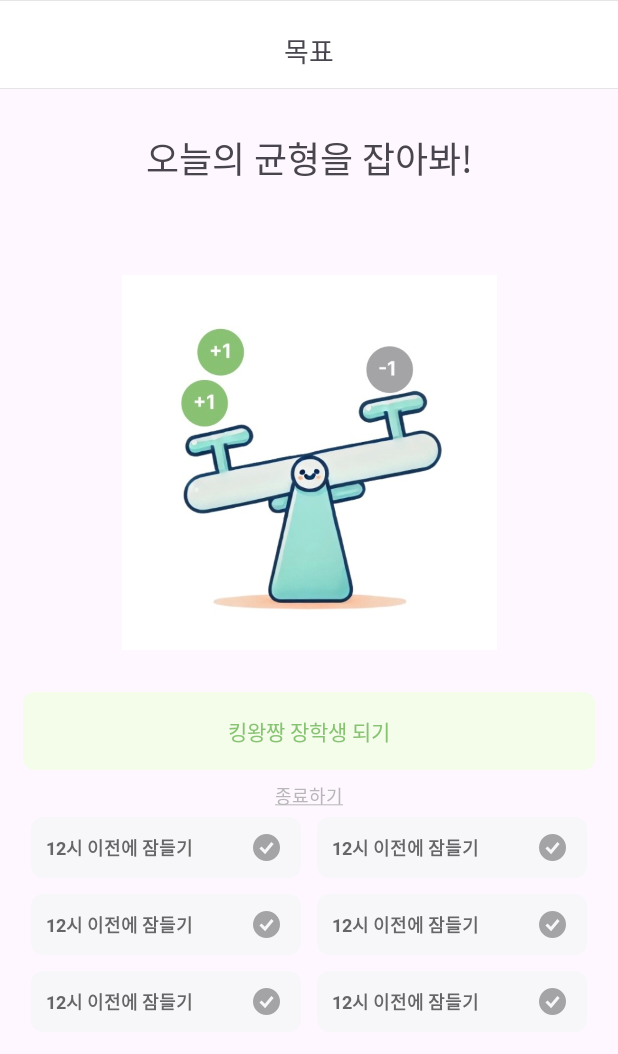
After one commit to Daljyeong/ToNotTODO, an Android app: the fragment GoalDetailFragment shown on its own in the app's theme, on a phone screen of 412 x 824 dp. The commit adds this screen. Shown: the top 1054 px of the screen. Run offline under Robolectric (Android 15) with nearby library versions, the light colour scheme and no system bars.

Commit message:
design: UI 작업 (거의) 완료

```diff
--- /dev/null
+++ b/app/src/main/java/com/example/tonottodo/GoalDetailFragment.kt
@@ -0,0 +1,19 @@
+package com.example.tonottodo
+
+import android.os.Bundle
+import android.view.LayoutInflater
+import android.view.View
+import android.view.ViewGroup
+import androidx.fragment.app.Fragment
+
+class GoalDetailFragment : Fragment() {
+
+    override fun onCreateView(
+        inflater: LayoutInflater, container: ViewGroup?,
+        savedInstanceState: Bundle?
+    ): View? {
+        // Inflate the layout for this fragment
+        return inflater.inflate(R.layout.fragment_goal_detail, container, false)
+    }
+
+}
--- /dev/null
+++ b/app/src/main/res/drawable/bg_gray_8.xml
@@ -0,0 +1,9 @@
+<?xml version="1.0" encoding="utf-8"?>
+<selector xmlns:android="http://schemas.android.com/apk/res/android">
+    <item>
+        <shape android:shape="rectangle">
+            <solid android:color="@color/gray_100" />
+            <corners android:radius="8dp" />
+        </shape>
+    </item>
+</selector>
--- /dev/null
+++ b/app/src/main/res/drawable/bg_green_8.xml
@@ -0,0 +1,9 @@
+<?xml version="1.0" encoding="utf-8"?>
+<selector xmlns:android="http://schemas.android.com/apk/res/android">
+    <item>
+        <shape android:shape="rectangle">
+            <solid android:color="@color/main_green_light" />
+            <corners android:radius="8dp" />
+        </shape>
+    </item>
+</selector>
--- /dev/null
+++ b/app/src/main/res/drawable/bg_red_8.xml
@@ -0,0 +1,9 @@
+<?xml version="1.0" encoding="utf-8"?>
+<selector xmlns:android="http://schemas.android.com/apk/res/android">
+    <item>
+        <shape android:shape="rectangle">
+            <solid android:color="@color/red_light" />
+            <corners android:radius="8dp" />
+        </shape>
+    </item>
+</selector>
--- /dev/null
+++ b/app/src/main/res/drawable/bg_top_app_bar.xml
@@ -0,0 +1,13 @@
+<?xml version="1.0" encoding="utf-8"?>
+<layer-list xmlns:android="http://schemas.android.com/apk/res/android">
+    <item>
+        <shape android:shape="rectangle">
+            <solid android:color="#E5E5E5"/>
+        </shape>
+    </item>
+    <item android:top="1dp" android:bottom="1dp">
+        <shape android:shape="rectangle">
+            <solid android:color="#ffffff"/>
+        </shape>
+    </item>
+</layer-list>
--- /dev/null
+++ b/app/src/main/res/drawable/ic_check_gray.xml
@@ -0,0 +1,10 @@
+<vector xmlns:android="http://schemas.android.com/apk/res/android"
+    android:width="18dp"
+    android:height="18dp"
+    android:viewportWidth="18"
+    android:viewportHeight="18">
+  <path
+      android:pathData="M9,18C10.182,18 11.352,17.767 12.444,17.315C13.536,16.863 14.528,16.2 15.364,15.364C16.2,14.528 16.863,13.536 17.315,12.444C17.767,11.352 18,10.182 18,9C18,7.818 17.767,6.648 17.315,5.556C16.863,4.464 16.2,3.472 15.364,2.636C14.528,1.8 13.536,1.137 12.444,0.685C11.352,0.233 10.182,-0 9,0C6.613,0 4.324,0.948 2.636,2.636C0.948,4.324 0,6.613 0,9C0,11.387 0.948,13.676 2.636,15.364C4.324,17.052 6.613,18 9,18ZM8.768,12.64L13.768,6.64L12.232,5.36L7.932,10.519L5.707,8.293L4.293,9.707L7.293,12.707L8.067,13.481L8.768,12.64Z"
+      android:fillColor="#A4A4A6"
+      android:fillType="evenOdd"/>
+</vector>
--- /dev/null
+++ b/app/src/main/res/layout/fragment_goal_detail.xml
@@ -0,0 +1,308 @@
+<?xml version="1.0" encoding="utf-8"?>
+<androidx.constraintlayout.widget.ConstraintLayout xmlns:android="http://schemas.android.com/apk/res/android"
+    xmlns:app="http://schemas.android.com/apk/res-auto"
+    xmlns:tools="http://schemas.android.com/tools"
+    android:layout_width="match_parent"
+    android:layout_height="match_parent"
+    tools:context=".GoalDetailFragment">
+
+    <!-- TODO: 길이 넘칠듯 .. 스크롤되게 하기~ -->
+    <androidx.constraintlayout.widget.ConstraintLayout
+        android:id="@+id/cl_goal_detail_top_app_bar"
+        android:layout_width="match_parent"
+        android:layout_height="wrap_content"
+        android:background="@drawable/bg_top_app_bar"
+        app:layout_constraintTop_toTopOf="parent">
+
+        <!-- TODO: font 설정하기 -->
+        <TextView
+            android:layout_width="wrap_content"
+            android:layout_height="wrap_content"
+            android:paddingTop="20dp"
+            android:paddingBottom="12dp"
+            android:text="목표"
+            android:textSize="18sp"
+            app:layout_constraintEnd_toEndOf="parent"
+            app:layout_constraintStart_toStartOf="parent"
+            app:layout_constraintTop_toTopOf="parent" />
+
+    </androidx.constraintlayout.widget.ConstraintLayout>
+
+    <!-- TODO: font 설정하기 -->
+    <TextView
+        android:id="@+id/tv_goal_detail_title"
+        android:layout_width="wrap_content"
+        android:layout_height="wrap_content"
+        android:layout_marginTop="28dp"
+        android:text="오늘의 균형을 잡아봐!"
+        android:textSize="24sp"
+        app:layout_constraintEnd_toEndOf="parent"
+        app:layout_constraintStart_toStartOf="parent"
+        app:layout_constraintTop_toBottomOf="@id/cl_goal_detail_top_app_bar" />
+
+    <!-- TODO: 이미지 다시 설정하기, margintop 다시 계산하기 -->
+    <ImageView
+        android:id="@+id/iv_goal_detail_seesaw"
+        android:layout_width="250dp"
+        android:layout_height="250dp"
+        android:layout_marginTop="60dp"
+        android:src="@drawable/seesaw_example"
+        app:layout_constraintEnd_toEndOf="parent"
+        app:layout_constraintStart_toStartOf="parent"
+        app:layout_constraintTop_toBottomOf="@id/tv_goal_detail_title" />
+
+    <androidx.constraintlayout.widget.ConstraintLayout
+        android:id="@+id/cl_goal_detail_goal"
+        android:layout_width="match_parent"
+        android:layout_height="wrap_content"
+        android:layout_marginHorizontal="15dp"
+        android:layout_marginTop="28dp"
+        android:background="@drawable/bg_green_8"
+        app:layout_constraintEnd_toEndOf="parent"
+        app:layout_constraintStart_toStartOf="parent"
+        app:layout_constraintTop_toBottomOf="@id/iv_goal_detail_seesaw">
+
+        <TextView
+            android:id="@+id/tv_goal_detail_goal"
+            android:layout_width="wrap_content"
+            android:layout_height="wrap_content"
+            android:paddingVertical="15dp"
+            android:text="킹왕짱 장학생 되기"
+            android:textColor="@color/main_green"
+            app:layout_constraintEnd_toEndOf="parent"
+            app:layout_constraintStart_toStartOf="parent"
+            app:layout_constraintTop_toTopOf="parent" />
+
+    </androidx.constraintlayout.widget.ConstraintLayout>
+
+    <TextView
+        android:id="@+id/tv_goal_detail_stop"
+        android:layout_width="wrap_content"
+        android:layout_height="wrap_content"
+        android:layout_marginTop="8dp"
+        android:text="@string/stop_goal"
+        android:textColor="@color/gray_light"
+        android:textSize="12sp"
+        app:layout_constraintEnd_toEndOf="parent"
+        app:layout_constraintStart_toStartOf="parent"
+        app:layout_constraintTop_toBottomOf="@id/cl_goal_detail_goal" />
+
+    <!-- TODO: Title 설정하기 -->
+
+    <GridLayout
+        android:layout_width="match_parent"
+        android:layout_height="wrap_content"
+        android:layout_marginHorizontal="15dp"
+        android:columnCount="2"
+        android:rowCount="3"
+        app:layout_constraintTop_toBottomOf="@id/tv_goal_detail_stop">
+
+        <androidx.constraintlayout.widget.ConstraintLayout
+            android:layout_width="wrap_content"
+            android:layout_height="wrap_content"
+            android:layout_row="0"
+            android:layout_rowWeight="1"
+            android:layout_column="0"
+            android:layout_columnWeight="1"
+            android:layout_gravity="fill"
+            android:layout_margin="5dp"
+            android:background="@drawable/bg_gray_8"
+            android:paddingVertical="11dp">
+
+            <!-- TODO: 10sp 너무 작아서 12sp로 임의 변경 -->
+            <TextView
+                android:layout_width="wrap_content"
+                android:layout_height="wrap_content"
+                android:layout_marginStart="10dp"
+                android:text="12시 이전에 잠들기"
+                android:textColor="@color/gray_700"
+                android:textSize="12sp"
+                android:textStyle="bold"
+                app:layout_constraintStart_toStartOf="parent"
+                app:layout_constraintTop_toTopOf="parent" />
+
+            <ImageView
+                android:layout_width="wrap_content"
+                android:layout_height="wrap_content"
+                android:layout_marginEnd="14dp"
+                android:src="@drawable/ic_check_gray"
+                app:layout_constraintEnd_toEndOf="parent"
+                app:layout_constraintTop_toTopOf="parent" />
+
+
+        </androidx.constraintlayout.widget.ConstraintLayout>
+
+        <androidx.constraintlayout.widget.ConstraintLayout
+            android:layout_width="wrap_content"
+            android:layout_height="wrap_content"
+            android:layout_row="0"
+            android:layout_rowWeight="1"
+            android:layout_column="1"
+            android:layout_columnWeight="1"
+            android:layout_gravity="fill"
+            android:layout_margin="5dp"
+            android:background="@drawable/bg_gray_8"
+            android:paddingVertical="11dp">
+
+            <!-- TODO: 10sp 너무 작아서 12sp로 임의 변경 -->
+            <TextView
+                android:layout_width="wrap_content"
+                android:layout_height="wrap_content"
+                android:layout_marginStart="10dp"
+                android:text="12시 이전에 잠들기"
+                android:textColor="@color/gray_700"
+                android:textSize="12sp"
+                android:textStyle="bold"
+                app:layout_constraintStart_toStartOf="parent"
+                app:layout_constraintTop_toTopOf="parent" />
+
+            <ImageView
+                android:layout_width="wrap_content"
+                android:layout_height="wrap_content"
+                android:layout_marginEnd="14dp"
+                android:src="@drawable/ic_check_gray"
+                app:layout_constraintEnd_toEndOf="parent"
+                app:layout_constraintTop_toTopOf="parent" />
+
+        </androidx.constraintlayout.widget.ConstraintLayout>
+
+        <androidx.constraintlayout.widget.ConstraintLayout
+            android:layout_width="wrap_content"
+            android:layout_height="wrap_content"
+            android:layout_row="1"
+            android:layout_rowWeight="1"
+            android:layout_column="0"
+            android:layout_columnWeight="1"
+            android:layout_gravity="fill"
+            android:layout_margin="5dp"
+            android:background="@drawable/bg_gray_8"
+            android:paddingVertical="11dp">
+
+            <!-- TODO: 10sp 너무 작아서 12sp로 임의 변경 -->
+            <TextView
+                android:layout_width="wrap_content"
+                android:layout_height="wrap_content"
+                android:layout_marginStart="10dp"
+                android:text="12시 이전에 잠들기"
+                android:textColor="@color/gray_700"
+                android:textSize="12sp"
+                android:textStyle="bold"
+                app:layout_constraintStart_toStartOf="parent"
+                app:layout_constraintTop_toTopOf="parent" />
+
+            <ImageView
+                android:layout_width="wrap_content"
+                android:layout_height="wrap_content"
+                android:layout_marginEnd="14dp"
+                android:src="@drawable/ic_check_gray"
+                app:layout_constraintEnd_toEndOf="parent"
+                app:layout_constraintTop_toTopOf="parent" />
+
+        </androidx.constraintlayout.widget.ConstraintLayout>
+
+        <androidx.constraintlayout.widget.ConstraintLayout
+            android:layout_width="wrap_content"
+            android:layout_height="wrap_content"
+            android:layout_row="1"
+            android:layout_rowWeight="1"
+            android:layout_column="1"
+            android:layout_columnWeight="1"
+            android:layout_gravity="fill"
+            android:layout_margin="5dp"
+            android:background="@drawable/bg_gray_8"
+            android:paddingVertical="11dp">
+
+            <!-- TODO: 10sp 너무 작아서 12sp로 임의 변경 -->
+            <TextView
+                android:layout_width="wrap_content"
+                android:layout_height="wrap_content"
+                android:layout_marginStart="10dp"
+                android:text="12시 이전에 잠들기"
+                android:textColor="@color/gray_700"
+                android:textSize="12sp"
+                android:textStyle="bold"
+                app:layout_constraintStart_toStartOf="parent"
+                app:layout_constraintTop_toTopOf="parent" />
+
+            <ImageView
+                android:layout_width="wrap_content"
+                android:layout_height="wrap_content"
+                android:layout_marginEnd="14dp"
+                android:src="@drawable/ic_check_gray"
+                app:layout_constraintEnd_toEndOf="parent"
+                app:layout_constraintTop_toTopOf="parent" />
+
+        </androidx.constraintlayout.widget.ConstraintLayout>
+
+        <androidx.constraintlayout.widget.ConstraintLayout
+            android:layout_width="wrap_content"
+            android:layout_height="wrap_content"
+            android:layout_row="2"
+            android:layout_rowWeight="1"
+            android:layout_column="0"
+            android:layout_columnWeight="1"
+            android:layout_gravity="fill"
+            android:layout_margin="5dp"
+            android:background="@drawable/bg_gray_8"
+            android:paddingVertical="11dp">
+
+            <!-- TODO: 10sp 너무 작아서 12sp로 임의 변경 -->
+            <TextView
+                android:layout_width="wrap_content"
+                android:layout_height="wrap_content"
+                android:layout_marginStart="10dp"
+                android:text="12시 이전에 잠들기"
+                android:textColor="@color/gray_700"
+                android:textSize="12sp"
+                android:textStyle="bold"
+                app:layout_constraintStart_toStartOf="parent"
+                app:layout_constraintTop_toTopOf="parent" />
+
+            <ImageView
+                android:layout_width="wrap_content"
+                android:layout_height="wrap_content"
+                android:layout_marginEnd="14dp"
+                android:src="@drawable/ic_check_gray"
+                app:layout_constraintEnd_toEndOf="parent"
+                app:layout_constraintTop_toTopOf="parent" />
+
+        </androidx.constraintlayout.widget.ConstraintLayout>
+
+        <androidx.constraintlayout.widget.ConstraintLayout
+            android:layout_width="wrap_content"
+            android:layout_height="wrap_content"
+            android:layout_row="2"
+            android:layout_rowWeight="1"
+            android:layout_column="1"
+            android:layout_columnWeight="1"
+            android:layout_gravity="fill"
+            android:layout_margin="5dp"
+            android:background="@drawable/bg_gray_8"
+            android:paddingVertical="11dp">
+
+            <!-- TODO: 10sp 너무 작아서 12sp로 임의 변경 -->
+            <TextView
+                android:layout_width="wrap_content"
+                android:layout_height="wrap_content"
+                android:layout_marginStart="10dp"
+                android:text="12시 이전에 잠들기"
+                android:textColor="@color/gray_700"
+                android:textSize="12sp"
+                android:textStyle="bold"
+                app:layout_constraintStart_toStartOf="parent"
+                app:layout_constraintTop_toTopOf="parent" />
+
+            <ImageView
+                android:layout_width="wrap_content"
+                android:layout_height="wrap_content"
+                android:layout_marginEnd="14dp"
+                android:src="@drawable/ic_check_gray"
+                app:layout_constraintEnd_toEndOf="parent"
+                app:layout_constraintTop_toTopOf="parent" />
+
+        </androidx.constraintlayout.widget.ConstraintLayout>
+
+    </GridLayout>
+
+
+</androidx.constraintlayout.widget.ConstraintLayout>
--- a/app/src/main/res/values/colors.xml
+++ b/app/src/main/res/values/colors.xml
@@ -2,4 +2,14 @@
 <resources>
     <color name="black">#FF000000</color>
     <color name="white">#FFFFFFFF</color>
+
+    <color name="main_green">#FF88C273</color>
+    <color name="main_green_light">#FFF3FDE9</color>
+
+    <color name="red_light">#FFFFEFEF</color>
+
+    <color name="gray_700">#FF666668</color>
+    <color name="gray_500">#FFA4A4A6</color>
+    <color name="gray_100">#FFF7F7F9</color>
+    <color name="gray_light">#FFB7B7B7</color>
 </resources>
--- a/app/src/main/res/values/strings.xml
+++ b/app/src/main/res/values/strings.xml
@@ -1,3 +1,6 @@
 <resources>
     <string name="app_name">ToNotTODO</string>
+    <!-- TODO: Remove or change this placeholder text -->
+    <string name="hello_blank_fragment">Hello blank fragment</string>
+    <string name="stop_goal"><u>종료하기</u></string>
 </resources>
```
Also changed, not shown: app/src/main/res/drawable/seesaw_example.jpg (added).
